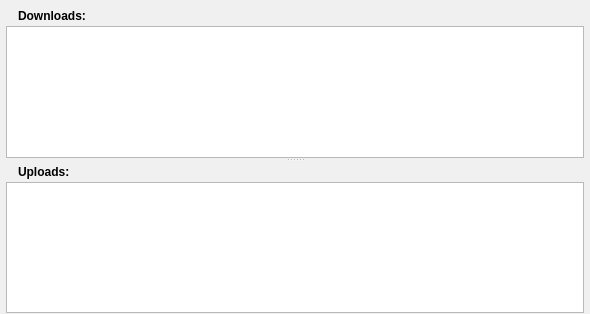
RetroShare/RetroShare, file retroshare-gui/src/gui/TransfersDialog.ui: the form before one commit.
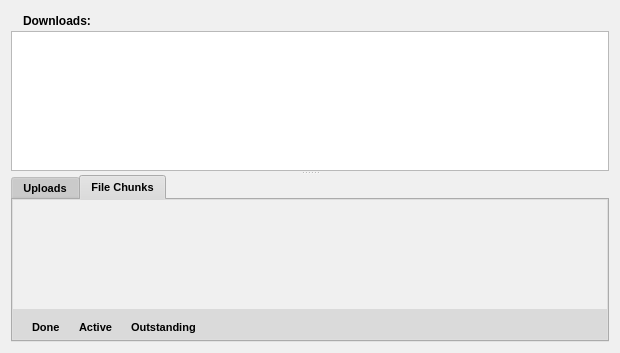
The form after the commit. The open tabs and pages were chosen to show the change. Icons and pictures are not drawn.

```diff
--- a/retroshare-gui/src/gui/TransfersDialog.ui
+++ b/retroshare-gui/src/gui/TransfersDialog.ui
@@ -6,8 +6,8 @@
    <rect>
     <x>0</x>
     <y>0</y>
-    <width>590</width>
-    <height>314</height>
+    <width>620</width>
+    <height>353</height>
    </rect>
   </property>
   <property name="sizePolicy">
@@ -502,23 +502,8 @@
   <property name="contextMenuPolicy">
    <enum>Qt::PreventContextMenu</enum>
   </property>
-  <layout class="QGridLayout">
-   <property name="leftMargin">
-    <number>6</number>
-   </property>
-   <property name="topMargin">
-    <number>6</number>
-   </property>
-   <property name="rightMargin">
-    <number>6</number>
-   </property>
-   <property name="bottomMargin">
-    <number>1</number>
-   </property>
-   <property name="spacing">
-    <number>1</number>
-   </property>
-   <item row="0" column="0">
+  <layout class="QGridLayout" name="gridLayout_2">
+   <item row="0" column="1">
     <widget class="QSplitter" name="splitter">
      <property name="orientation">
       <enum>Qt::Vertical</enum>
@@ -625,15 +610,32 @@
        </item>
       </layout>
      </widget>
-     <widget class="QWidget" name="layoutWidget">
-      <layout class="QGridLayout">
+     <widget class="QTabWidget" name="tabWidget">
+      <property name="font">
+       <font>
+        <weight>75</weight>
+        <bold>true</bold>
+       </font>
+      </property>
+      <property name="currentIndex">
+       <number>0</number>
+      </property>
+      <widget class="QWidget" name="tab">
+       <attribute name="icon">
+        <iconset resource="images.qrc">
+         <normaloff>:/images/up.png</normaloff>:/images/up.png</iconset>
+       </attribute>
+       <attribute name="title">
+        <string>Uploads</string>
+       </attribute>
+       <layout class="QGridLayout" name="gridLayout">
        <property name="margin">
         <number>0</number>
        </property>
        <property name="spacing">
         <number>0</number>
        </property>
-       <item row="1" column="0" colspan="2">
+        <item row="0" column="0" colspan="2">
         <widget class="QTreeView" name="uploadsList">
          <property name="font">
           <font>
@@ -646,50 +648,131 @@
          </property>
         </widget>
        </item>
-       <item row="0" column="1">
-        <spacer>
-         <property name="orientation">
-          <enum>Qt::Horizontal</enum>
-         </property>
-         <property name="sizeHint" stdset="0">
-          <size>
-           <width>40</width>
-           <height>20</height>
-          </size>
-         </property>
-        </spacer>
-       </item>
-       <item row="0" column="0">
-        <layout class="QGridLayout">
+       </layout>
+      </widget>
+      <widget class="QWidget" name="tab_2">
+       <attribute name="icon">
+        <iconset resource="images.qrc">
+         <normaloff>:/images/blockdevice.png</normaloff>:/images/blockdevice.png</iconset>
+       </attribute>
+       <attribute name="title">
+        <string>File Chunks</string>
+       </attribute>
+       <layout class="QGridLayout" name="gridLayout_7">
          <property name="margin">
           <number>0</number>
          </property>
-         <property name="spacing">
+        <property name="horizontalSpacing">
           <number>6</number>
          </property>
          <item row="0" column="0">
-          <widget class="QLabel" name="label_4">
-           <property name="text">
-            <string/>
-           </property>
-           <property name="pixmap">
-            <pixmap resource="images.qrc">:/images/up.png</pixmap>
-           </property>
-          </widget>
-         </item>
-         <item row="0" column="1">
+         <widget class="QScrollArea" name="taskGraphWidget">
+          <property name="frameShape">
+           <enum>QFrame::NoFrame</enum>
+          </property>
+          <property name="horizontalScrollBarPolicy">
+           <enum>Qt::ScrollBarAlwaysOff</enum>
+          </property>
+          <property name="widgetResizable">
+           <bool>true</bool>
+          </property>
+          <widget class="QWidget" name="scrollAreaWidgetContents">
+           <property name="geometry">
+            <rect>
+             <x>0</x>
+             <y>0</y>
+             <width>596</width>
+             <height>104</height>
+            </rect>
+           </property>
+          </widget>
+         </widget>
+        </item>
+        <item row="1" column="0">
+         <layout class="QGridLayout" name="gridLayout_6">
+          <property name="margin">
+           <number>6</number>
+          </property>
+          <item row="0" column="0">
+           <layout class="QGridLayout" name="gridLayout_5">
+            <item row="0" column="0">
           <widget class="QLabel" name="label">
            <property name="text">
-            <string>&lt;html&gt;&lt;head&gt;&lt;meta name=&quot;qrichtext&quot; content=&quot;1&quot; /&gt;&lt;style type=&quot;text/css&quot;&gt;
-p, li { white-space: pre-wrap; }
-&lt;/style&gt;&lt;/head&gt;&lt;body style=&quot; font-family:'Arial'; font-size:8pt; font-weight:400; font-style:normal; text-decoration:none;&quot;&gt;
-&lt;p style=&quot; margin-top:0px; margin-bottom:0px; margin-left:0px; margin-right:0px; -qt-block-indent:0; text-indent:0px;&quot;&gt;&lt;span style=&quot; font-size:9pt; font-weight:600;&quot;&gt;Uploads:&lt;/span&gt;&lt;/p&gt;&lt;/body&gt;&lt;/html&gt;</string>
-           </property>
-          </widget>
-         </item>
-        </layout>
-       </item>
-      </layout>
+               <string/>
+              </property>
+              <property name="pixmap">
+               <pixmap resource="images.qrc">:/images/graph-downloaded.png</pixmap>
+              </property>
+             </widget>
+            </item>
+            <item row="0" column="1">
+             <widget class="QLabel" name="label_4">
+              <property name="text">
+               <string>Done</string>
+              </property>
+             </widget>
+            </item>
+           </layout>
+          </item>
+          <item row="0" column="1">
+           <layout class="QGridLayout" name="gridLayout_4">
+            <item row="0" column="0">
+             <widget class="QLabel" name="label_5">
+              <property name="text">
+               <string/>
+              </property>
+              <property name="pixmap">
+               <pixmap resource="images.qrc">:/images/graph-downloading.png</pixmap>
+              </property>
+             </widget>
+            </item>
+            <item row="0" column="1">
+             <widget class="QLabel" name="label_6">
+              <property name="text">
+               <string>Active</string>
+              </property>
+             </widget>
+            </item>
+           </layout>
+          </item>
+          <item row="0" column="2">
+           <layout class="QGridLayout" name="gridLayout_3">
+            <item row="0" column="0">
+             <widget class="QLabel" name="label_7">
+              <property name="text">
+               <string/>
+              </property>
+              <property name="pixmap">
+               <pixmap resource="images.qrc">:/images/graph-notdownload.png</pixmap>
+              </property>
+             </widget>
+            </item>
+            <item row="0" column="1">
+             <widget class="QLabel" name="label_8">
+              <property name="text">
+               <string>Outstanding</string>
+              </property>
+             </widget>
+            </item>
+           </layout>
+          </item>
+          <item row="0" column="3">
+           <spacer name="horizontalSpacer">
+            <property name="orientation">
+             <enum>Qt::Horizontal</enum>
+            </property>
+            <property name="sizeHint" stdset="0">
+             <size>
+              <width>368</width>
+              <height>13</height>
+             </size>
+            </property>
+           </spacer>
+          </item>
+         </layout>
+        </item>
+       </layout>
+      </widget>
      </widget>
     </widget>
    </item>
```
Lines whose indentation alone changed are shown as unchanged.
